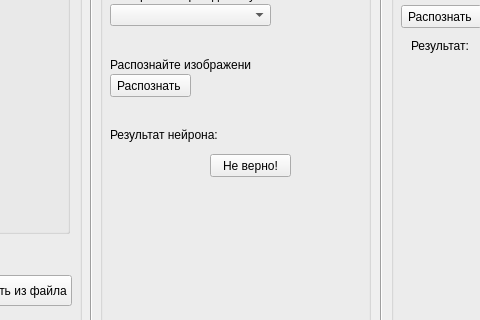
This is face/form_gr.ui in Alex-Bard/one-layer_neural_network as Qt 5 draws it before an edit; both pictures show x 209 to 689 and y 125 to 445 of the 879 by 531 pixel window. The edited form follows.
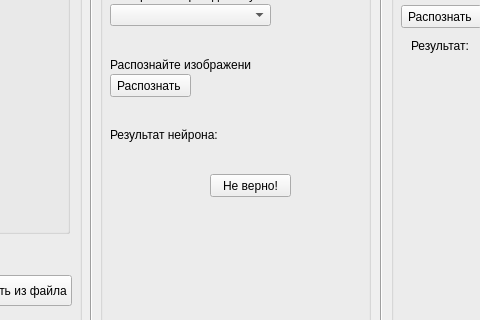
This is the edited form.

Commit message: added calculation of the neuron's confidence coefficient

What changed in the file:
```diff
--- a/face/form_gr.ui
+++ b/face/form_gr.ui
@@ -271,7 +271,7 @@
       <rect>
        <x>120</x>
        <y>170</y>
-       <width>151</width>
+       <width>141</width>
        <height>21</height>
       </rect>
      </property>
@@ -283,7 +283,7 @@
      <property name="geometry">
       <rect>
        <x>110</x>
-       <y>200</y>
+       <y>220</y>
        <width>81</width>
        <height>23</height>
       </rect>
@@ -292,6 +292,19 @@
       <string>Не верно!</string>
      </property>
     </widget>
+    <widget class="QLabel" name="resNeuronLabel_2">
+     <property name="geometry">
+      <rect>
+       <x>10</x>
+       <y>190</y>
+       <width>251</width>
+       <height>21</height>
+      </rect>
+     </property>
+     <property name="text">
+      <string/>
+     </property>
+    </widget>
    </widget>
    <widget class="QGroupBox" name="groupBox_4">
     <property name="geometry">
```
Left out of the diff: 13 changed lines with no effect on the pictures. The commit also changes 3 other files.
